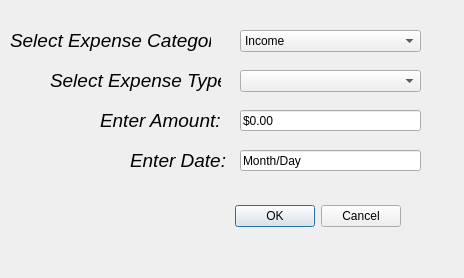
First picture: the form in rsrc/UI/expense.ui, repository Winkelmann17/BudgetTool-Python, before the edit.
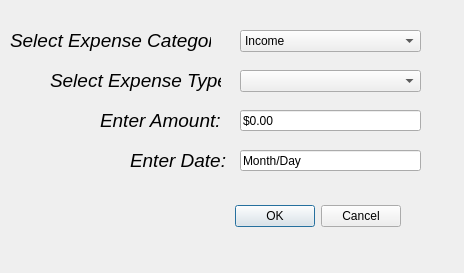
Second picture: the form after the edit.

Patch:
```diff
--- a/rsrc/UI/expense.ui
+++ b/rsrc/UI/expense.ui
@@ -7,7 +7,7 @@
     <x>0</x>
     <y>0</y>
     <width>464</width>
-    <height>278</height>
+    <height>273</height>
    </rect>
   </property>
   <property name="windowTitle">
```
